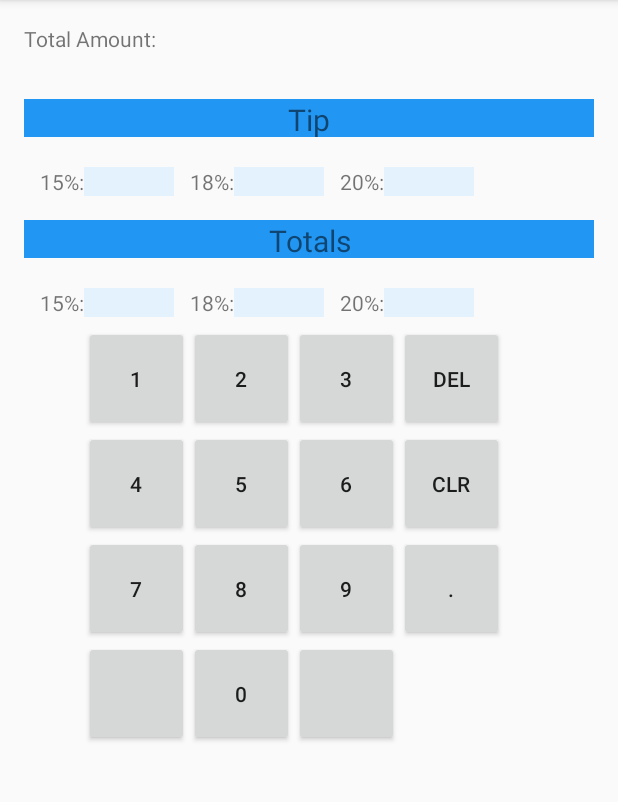
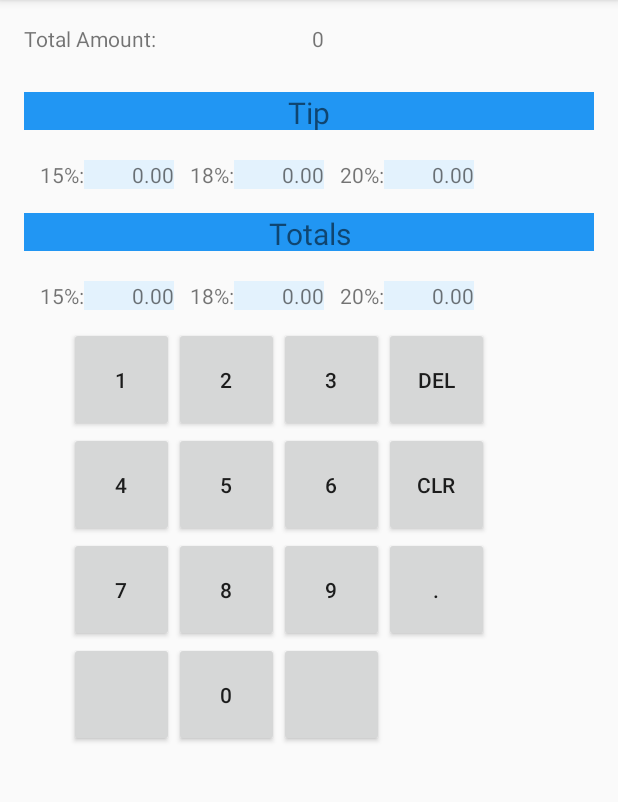
Before and after one commit to dodders/TipCalculator, an Android app: the screen it shows after launch (MainActivity), after a tap on "DEL", on a phone screen of 412 x 824 dp, the part 84-886 px from its top. Run offline under Robolectric (Android 15) with nearby library versions, the phone set to English and light mode, and no system bars.

Commit message:
v2 complete unsigned apk

```diff
--- a/app/build.gradle
+++ b/app/build.gradle
@@ -20,6 +20,9 @@ android {
             minifyEnabled false
             proguardFiles getDefaultProguardFile('proguard-android.txt'), 'proguard-rules.pro'
         }
+        debug {
+            debuggable true
+        }
     }
     compileOptions {
         sourceCompatibility JavaVersion.VERSION_1_7
--- a/app/src/main/java/com/gad/tipcalculator/Calculator.java
+++ b/app/src/main/java/com/gad/tipcalculator/Calculator.java
@@ -5,7 +5,7 @@ public class Calculator {
     public Result calc(float total) throws Exception {
         Result ret = new Result();
 
-        if (total < 1) {
+        if (total < 0) {
             throw new Exception("Invalid total.");
         }
 
--- a/app/src/main/java/com/gad/tipcalculator/MainActivity.java
+++ b/app/src/main/java/com/gad/tipcalculator/MainActivity.java
@@ -36,10 +36,17 @@ public class MainActivity extends AppCompatActivity implements View.OnClickListe
         TextView textView = (TextView)findViewById(R.id.totalAmt);
         String total = textView.getText().toString();
 
+        if (total.compareTo("0") == 0) {
+            total = "";
+        }
         if (v.getId() == R.id.btnClr) {
             total = "0";
         } else if (v.getId() == R.id.btnDel) {
-            total = total.substring(0, total.length() - 2);
+            if (total.length() > 1) {
+                total = total.substring(0, total.length() - 1);
+            } else {
+                total = "0";
+            }
         } else if (v.getId() == R.id.btnPoint) {
             total = total.concat(".");
         } else if (v.getId() == R.id.btnNum0) {
@@ -66,7 +73,8 @@ public class MainActivity extends AppCompatActivity implements View.OnClickListe
 
         //recalculate after each button press
         try {
-            Calculator.Result r = calc.calc(Float.parseFloat(total));
+            Float fTotal = Float.parseFloat(total);
+            Calculator.Result r = calc.calc(fTotal);
             textView.setText(total);
             setField(R.id.tip15, r.getTip15());
             setField(R.id.tip18, r.getTip18());
@@ -83,9 +91,4 @@ public class MainActivity extends AppCompatActivity implements View.OnClickListe
         TextView field = (TextView) findViewById(id);
         field.setText(String.format("%.2f", amt));
     }
-
-    private void resetField(int id) {
-        TextView field = (TextView) findViewById(id);
-        field.setText("");
-    }
 }
--- a/app/src/main/res/layout/activity_main.xml
+++ b/app/src/main/res/layout/activity_main.xml
@@ -8,7 +8,7 @@
     android:orientation="vertical">
 
     <LinearLayout
-        android:layout_width="match_parent" android:layout_height="30dp" android:orientation="horizontal">
+        android:layout_width="match_parent" android:layout_height="25dp" android:orientation="horizontal">
         <TextView android:text="@string/totalamt"
             android:layout_width="100dp"
             android:layout_height="wrap_content" />
@@ -109,7 +109,8 @@
     <LinearLayout
         android:layout_width="match_parent"
         android:layout_height="70dp"
-        android:paddingLeft="40dp">
+        android:layout_marginTop="5dp"
+        android:paddingLeft="30dp">
         <Button android:id="@+id/btnNum1"
                 android:text="1"
                 android:layout_width="70dp"
@@ -131,7 +132,7 @@
     <LinearLayout
         android:layout_width="match_parent"
         android:layout_height="70dp"
-        android:paddingLeft="40dp">
+        android:paddingLeft="30dp">
         <Button android:id="@+id/btnNum4"
                 android:text="4"
                 android:layout_width="70dp"
@@ -153,7 +154,7 @@
     <LinearLayout
         android:layout_width="match_parent"
         android:layout_height="70dp"
-        android:paddingLeft="40dp">
+        android:paddingLeft="30dp">
         <Button android:id="@+id/btnNum7"
                 android:text="7"
                 android:layout_width="70dp"
@@ -175,7 +176,7 @@
     <LinearLayout
         android:layout_width="match_parent"
         android:layout_height="70dp"
-        android:paddingLeft="40dp">
+        android:paddingLeft="30dp">
         <Button android:id="@+id/btnNumBlank1"
                 android:text=""
                 android:layout_width="70dp"
--- a/build.gradle
+++ b/build.gradle
@@ -5,7 +5,7 @@ buildscript {
         jcenter()
     }
     dependencies {
-        classpath 'com.android.tools.build:gradle:2.2.0'
+        classpath 'com.android.tools.build:gradle:2.2.3'
 
         // NOTE: Do not place your application dependencies here; they belong
         // in the individual module build.gradle files
```
Also changed, not shown: 3 other files.
